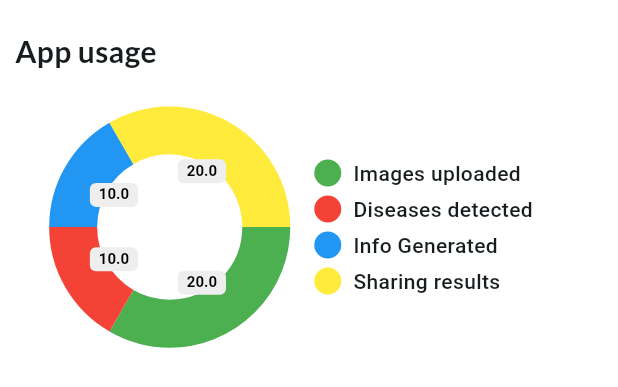
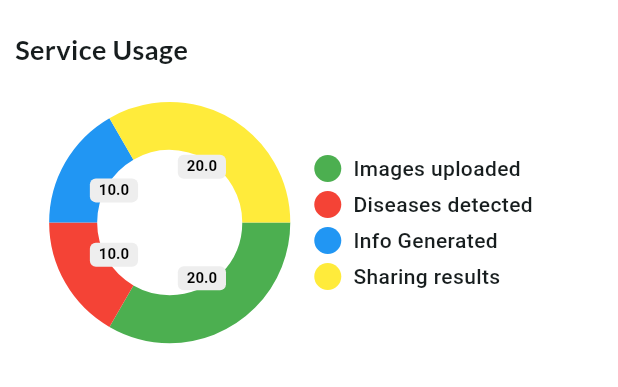
Before and after one commit to kslikith22/leaf-app, a Flutter app: the PieChartAnalysis widget shown alone on an empty page, opened directly, on a phone screen of 412 x 824 dp. Shown: the top 387 px of the screen. Run offline on Flutter 3.47's test engine with Material 3 defaults, Android fonts, the phone set to English and light mode, and no system bars; drawn by our look-alikes of pie_chart; our stand-ins replace animated_splash_screen, bloc, carousel_slider, dio, equatable, flutter_bloc and 14 more; accounts and stored records are empty; network calls fail.

Commit message:
adds few ui changes

```diff
--- a/lib/main.dart
+++ b/lib/main.dart
@@ -6,10 +6,6 @@ import 'package:leafapp/data/repository/leaf_repository.dart';
 import 'package:leafapp/logic/ai/bloc/ai_bloc.dart';
 import 'package:leafapp/logic/auth/bloc/auth_bloc.dart';
 import 'package:leafapp/logic/leaf/bloc/leaf_bloc.dart';
-import 'package:leafapp/presentation/screens/get_started/getStarted_screen.dart';
-import 'package:leafapp/presentation/screens/home/home_screen.dart';
-import 'package:leafapp/presentation/screens/login/login_screen.dart';
-import 'package:leafapp/presentation/screens/master_screen/master_home_screen.dart';
 import 'package:leafapp/presentation/screens/splash_screen/splash_screen.dart';
 import 'package:flutter_bloc/flutter_bloc.dart';
 
@@ -17,6 +13,8 @@ void main() {
   WidgetsFlutterBinding.ensureInitialized();
   runApp(const MyApp());
 }
+
+// todo : Add headers in request nodeapi
 
 class MyApp extends StatelessWidget {
   const MyApp({super.key});
--- a/lib/presentation/screens/home/home_screen.dart
+++ b/lib/presentation/screens/home/home_screen.dart
@@ -30,7 +30,10 @@ class _HomePageState extends State<HomePage> {
     await _prefs.initializeSharedPrefernces();
   }
 
-  List _tabBarScreens = [PieChartAnalysis(), UserHistory()];
+  List _tabBarScreens = [
+    PieChartAnalysis(),
+    UserHistory(),
+  ];
 
   Container customTabBar() {
     return Container(
--- a/lib/presentation/screens/home/widgets/pie_chart_analysis.dart
+++ b/lib/presentation/screens/home/widgets/pie_chart_analysis.dart
@@ -44,10 +44,10 @@ class _PieChartAnalysisState extends State<PieChartAnalysis> {
         crossAxisAlignment: CrossAxisAlignment.start,
         children: [
           Text(
-            "App usage",
+            "Service Usage",
             style: GoogleFonts.lato(
-              fontSize: 20,
-              fontWeight: FontWeight.bold,
+              fontSize: 18,
+              fontWeight: FontWeight.w600,
             ),
           ),
           Gap(30),
--- a/lib/presentation/screens/home/widgets/user_history.dart
+++ b/lib/presentation/screens/home/widgets/user_history.dart
@@ -10,6 +10,6 @@ class UserHistory extends StatefulWidget {
 class _UserHistoryState extends State<UserHistory> {
   @override
   Widget build(BuildContext context) {
-    return Text("hestory");
+    return Text("history");
   }
 }
```
